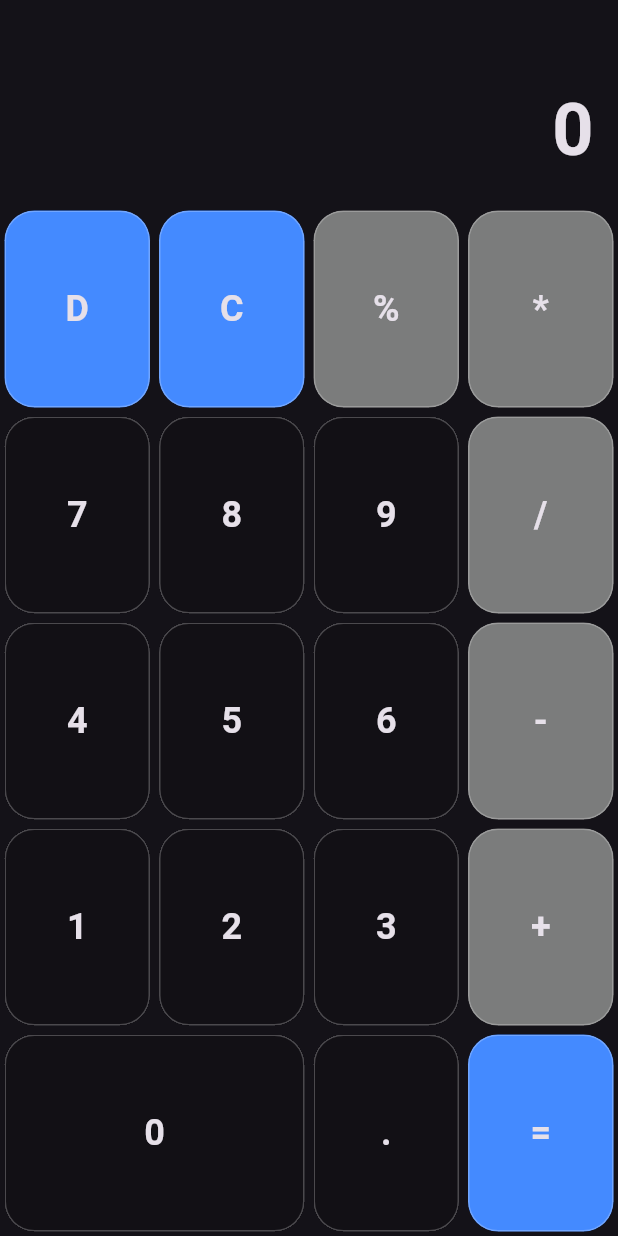
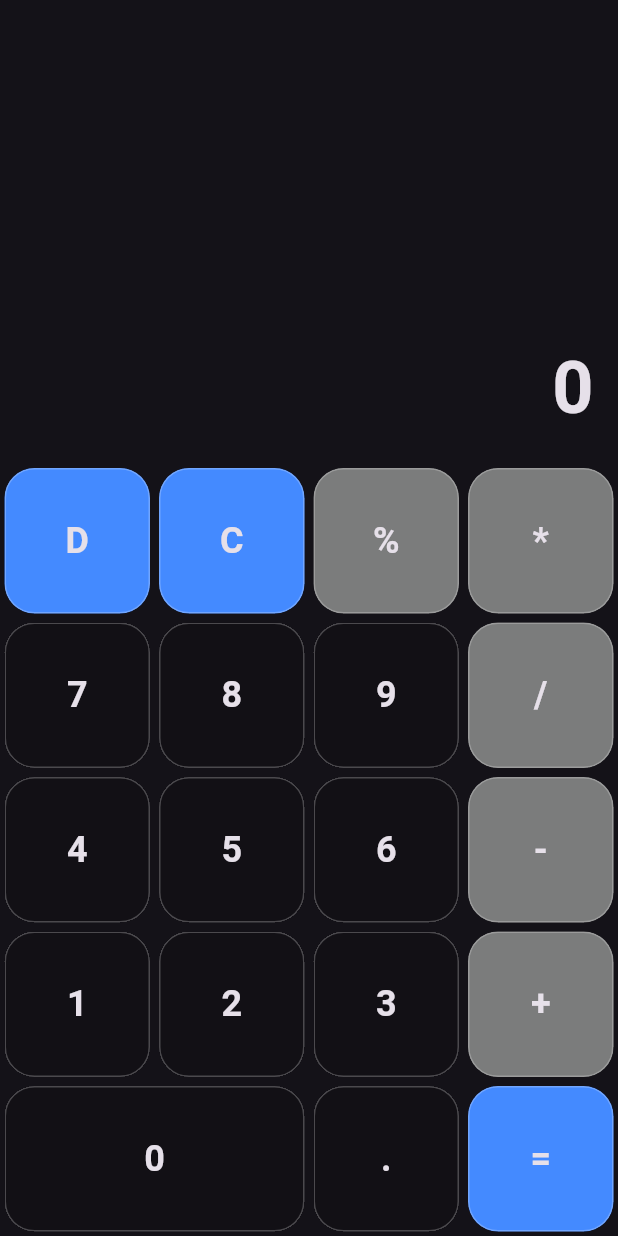
Before and after one commit to OCT-devops/calculator, a Flutter app: the screen it shows after launch, on a phone screen of 412 x 824 dp. Run offline on Flutter 3.47's test engine with Material 3 defaults, Android fonts, the phone set to English and light mode, and no system bars.

Commit message:
update height

```diff
--- a/lib/main.dart
+++ b/lib/main.dart
@@ -62,7 +62,7 @@ class _CalculatorScreenState extends State<CalculatorScreen> {
                       width: value == Btn.n0
                           ? screenSize.width / 2
                           : (screenSize.width / 4),
-                      height: screenSize.width / 3,
+                      height: screenSize.width / 4,
                       child: buildButton(value),
                     ),
                   )
```
